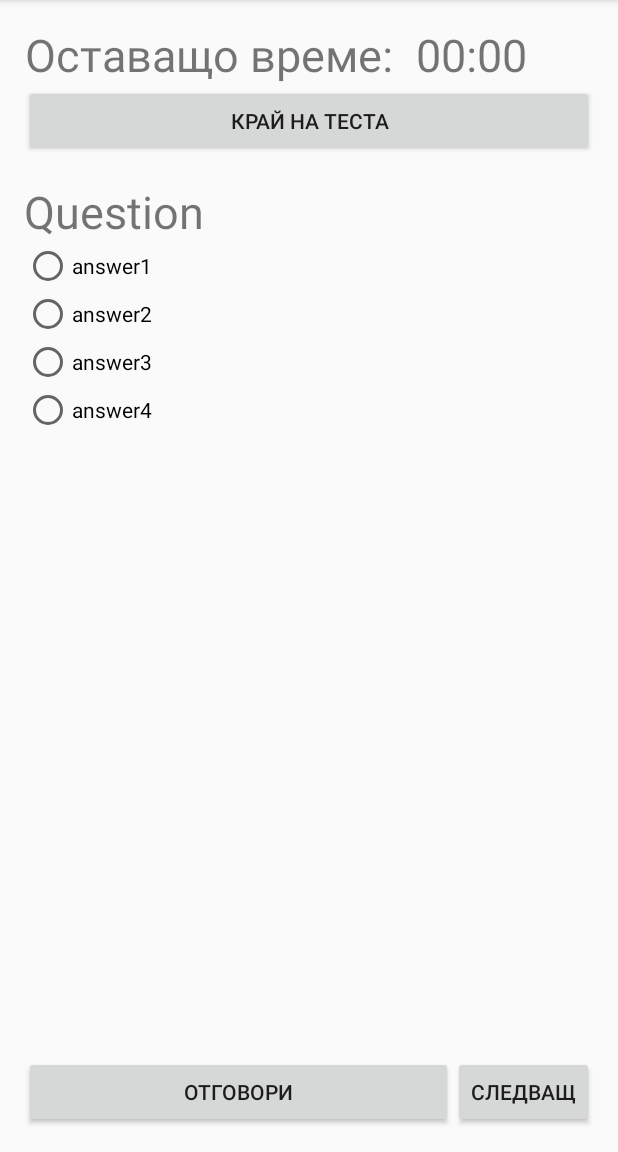
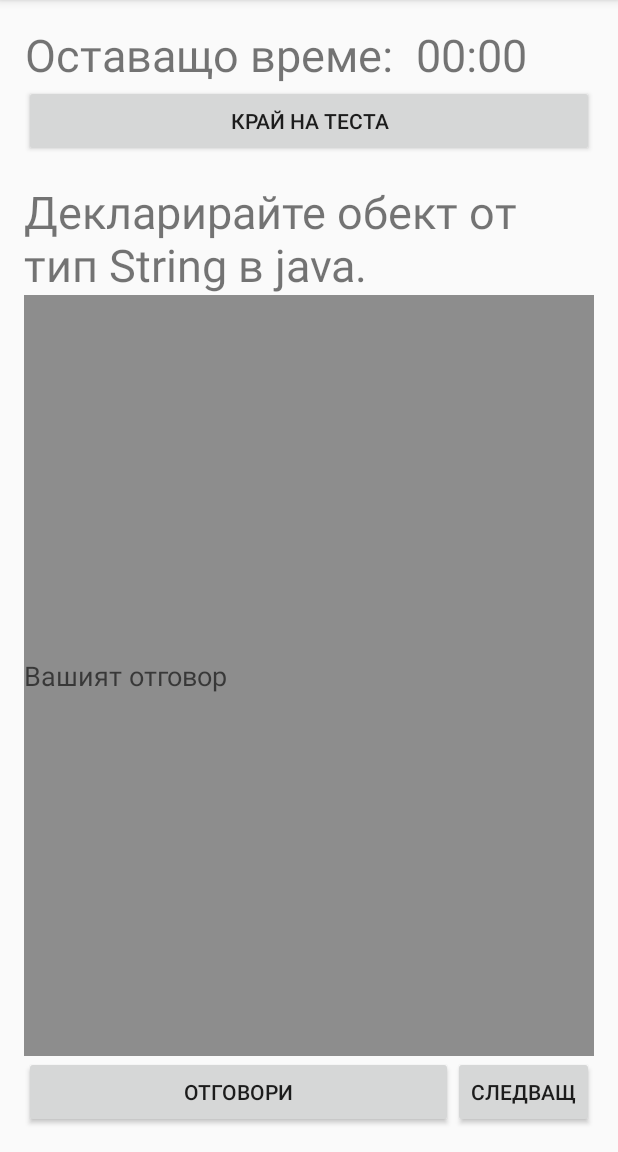
Before and after one commit to Crypto93/PMU, an Android app: the QuestionActivity screen opened directly, with no data from a screen before it, on a phone screen of 412 x 824 dp, the part 84-1236 px from its top. Run offline under Robolectric (Android 15) with nearby library versions, the phone set to English and light mode, and no system bars; 8 statements that could not run were skipped.

Commit message:
some changes

```diff
--- a/app/src/main/java/bg/tu_sofia/pmu/project/testsystem/activities/LogInActivity.java
+++ b/app/src/main/java/bg/tu_sofia/pmu/project/testsystem/activities/LogInActivity.java
@@ -9,6 +9,7 @@ import android.widget.EditText;
 import android.widget.Toast;
 
 import bg.tu_sofia.pmu.project.testsystem.R;
+import bg.tu_sofia.pmu.project.testsystem.persistence.DBHelper;
 import bg.tu_sofia.pmu.project.testsystem.persistence.datasources.UsersDataSource;
 import bg.tu_sofia.pmu.project.testsystem.persistence.model.User;
 import bg.tu_sofia.pmu.project.testsystem.utils.CacheControler;
@@ -29,6 +30,7 @@ public class LogInActivity extends AppCompatActivity {
         super.onCreate(savedInstanceState);
         setContentView(R.layout.activity_log_in);
 
+        DBHelper.getInstance(LogInActivity.this).populateDB();
         init();
 
     }
--- a/app/src/main/java/bg/tu_sofia/pmu/project/testsystem/activities/QuestionActivity.java
+++ b/app/src/main/java/bg/tu_sofia/pmu/project/testsystem/activities/QuestionActivity.java
@@ -18,6 +18,7 @@ import java.util.LinkedList;
 import java.util.concurrent.TimeUnit;
 
 import bg.tu_sofia.pmu.project.testsystem.R;
+import bg.tu_sofia.pmu.project.testsystem.persistence.datasources.QuestionsDataSource;
 import bg.tu_sofia.pmu.project.testsystem.persistence.model.Question;
 import bg.tu_sofia.pmu.project.testsystem.utils.Test;
 import bg.tu_sofia.pmu.project.testsystem.utils.TestBuilder;
@@ -50,6 +51,9 @@ public class QuestionActivity extends AppCompatActivity {
     protected void onCreate(Bundle savedInstanceState) {
         super.onCreate(savedInstanceState);
         setContentView(R.layout.activity_question);
+
+        QuestionsDataSource qds = new QuestionsDataSource(this);
+        qds.populateQuestions();
 
         init();
 
--- a/app/src/main/java/bg/tu_sofia/pmu/project/testsystem/activities/StudentActivity.java
+++ b/app/src/main/java/bg/tu_sofia/pmu/project/testsystem/activities/StudentActivity.java
@@ -21,6 +21,9 @@ public class StudentActivity extends AppCompatActivity {
     protected void onCreate(Bundle savedInstanceState) {
         super.onCreate(savedInstanceState);
         setContentView(R.layout.activity_student);
+
+        CategoriesDataSource cds = new CategoriesDataSource(this);
+        cds.populateCategories();
 
         init();
     }
--- a/app/src/main/java/bg/tu_sofia/pmu/project/testsystem/persistence/DBConstants.java
+++ b/app/src/main/java/bg/tu_sofia/pmu/project/testsystem/persistence/DBConstants.java
@@ -113,6 +113,9 @@ public interface DBConstants {
             " FROM " + RESULTS_TABLE +
             " WHERE " + RESULT_USER_ID + "=?";
 
+    // Testing purposes
+    public static String INSER_QUESTIONS = "INSERT INTO QUESTIONS VALUES(?, ?, ?, ?, ?, ?, ?, ?)";
+
 
 
 
--- a/app/src/main/java/bg/tu_sofia/pmu/project/testsystem/persistence/DBHelper.java
+++ b/app/src/main/java/bg/tu_sofia/pmu/project/testsystem/persistence/DBHelper.java
@@ -4,6 +4,9 @@ import android.content.Context;
 import android.database.sqlite.SQLiteDatabase;
 import android.database.sqlite.SQLiteOpenHelper;
 import android.util.Log;
+
+import bg.tu_sofia.pmu.project.testsystem.persistence.datasources.UsersDataSource;
+import bg.tu_sofia.pmu.project.testsystem.persistence.model.User;
 
 /**
  * Created by Stefan Chuklev on 12.6.2016 г..
@@ -15,6 +18,8 @@ public class DBHelper extends SQLiteOpenHelper implements DBConstants {
     private SQLiteDatabase readableDB = null;
     private SQLiteDatabase writableDB = null;
 
+    private Context ctx;
+
     public synchronized static DBHelper getInstance(Context ctx) {
         if (instance == null) {
             instance = new DBHelper(ctx);
@@ -24,6 +29,7 @@ public class DBHelper extends SQLiteOpenHelper implements DBConstants {
 
     private DBHelper(Context context) {
         super(context, DATABASE_NAME, null, DATABASE_VERSION);
+        ctx = context;
         readableDB = getReadableDatabase();
         writableDB = getWritableDatabase();
     }
@@ -34,29 +40,6 @@ public class DBHelper extends SQLiteOpenHelper implements DBConstants {
         db.execSQL(CREATE_RESULTS_TABLE);
         db.execSQL(CREATE_QUESTIONS_TABLE);
         db.execSQL(CREATE_CATEGORIES_TABLE);
-        db.execSQL("INSERT INTO \"QUESTIONS\" VALUES (\"1\",\"Коя е столицата на България?\",\"0\",\"2\",\"София\",\"Отава\",\"Москва\",\"Панагюрище\");" +
-                "INSERT INTO \"QUESTIONS\" VALUES (\"2\",\"Коя е столицата на Канада?\",\"0\",\"2\",\"Отава\",\"Минск\",\"Вашингтон\",\"Торонто\");" +
-                "INSERT INTO \"QUESTIONS\" VALUES (\"3\",\"Коя е столицата на Канада?\",\"0\",\"2\",\"Отава\",\"Минск\",\"Вашингтон\",\"Торонто\");" +
-                "INSERT INTO \"QUESTIONS\" VALUES (\"4\",\"Коя е столицата на Русия?\",\"0\",\"2\",\"Москва\",\"Минск\",\"Санкт Петърбург\",\"Вилнюс\");" +
-                "INSERT INTO \"QUESTIONS\" VALUES (\"5\",\"На кой полуостров е разположена България?\",\"0\",\"2\",\"Балкански\",\"Апенински\",\"Арабски\",\"Пиринейски\");" +
-                "INSERT INTO \"QUESTIONS\" VALUES (\"6\",\"Коя е най-източната точка на България?\",\"0\",\"2\",\"нос Шабла\",\"нос Емине\",\"устието на река Тимок\",\"връх Вейката\");" +
-                "INSERT INTO \"QUESTIONS\" VALUES (\"8\",\"Височината на връх Мусала е?\",\"0\",\"2\",\"2925\",\"2565\",\"3125\",\"2995\");" +
-                "INSERT INTO \"QUESTIONS\" VALUES (\"9\",\"Кой се грижи за непотребните обекти в Java?\",\"0\",\"1\",\"Garbage collector\",\"finalize()\",\"System.cleaner()\",\"free()\");" +
-                "INSERT INTO \"QUESTIONS\" VALUES (\"10\",\"С коя ключова дума се създава нов референтен тип в Java?\",\"0\",\"1\",\"new\",\"create\",\"build\",\"make\");" +
-                "INSERT INTO \"QUESTIONS\" VALUES (\"11\",\"С коя ключова дума се използва за синхронизация в Java?\",\"0\",\"1\",\"synchronized\",\"concurent\",\"singleton\",\"private\");" +
-                "INSERT INTO \"QUESTIONS\" VALUES (\"12\",\"Обяснете понятието Garbage collector в Java.\",\"1\",\"1\",\"\",\"\",\"\",\"\");" +
-                "INSERT INTO \"QUESTIONS\" VALUES (\"13\",\"Декларирайте обект от тип String в java.\",\"1\",\"1\",\"\",\"\",\"\",\"\");" +
-                "INSERT INTO \"QUESTIONS\" VALUES (\"14\",\"Кой интерфейс се използва за сериализиране на обекти?\",\"0\",\"1\",\"Serializabale\",\"Serialise\",\"Serial\",\"ByteBuilder\");" +
-                "INSERT INTO \"QUESTIONS\" VALUES (\"15\",\"С коя ключова дума хвърляме нов Exception в Java?\",\"0\",\"1\",\"throw\",\"throws\",\"catch\",\"try\");" +
-                "INSERT INTO \"QUESTIONS\" VALUES (\"7\",\"Коя е най-северната точка на България?\",\"0\",\"2\",\"устието на река Тимок\",\"устието на река Камчия\",\"устието на река Велека\",\"връх Вейката\");" +
-                "INSERT INTO \"USERS\" VALUES (\"1\",\"s.chuklev@gmai.com\",\"1q2w3e4r\",\"1\");" +
-                "INSERT INTO \"USERS\" VALUES (\"2\",\"atasheva@tu-sofia.bg\",\"123123\",\"1\");" +
-                "INSERT INTO \"USERS\" VALUES (\"3\",\"sudent@test.bg\",\"123123\",\"0\");" +
-                "INSERT INTO \"USERS\" VALUES (\"4\",\"123@\",\"123123\",\"0\");" +
-                "INSERT INTO \"CATEGORIES\" VALUES (\"1\",\"JAVA\");" +
-                "INSERT INTO \"CATEGORIES\" VALUES (\"2\",\"География\");" +
-                "INSERT INTO \"RESULTS\" VALUES (\"1\",\"4\",\"1\",\"4\",\"1\",\"16165616651\");" +
-                "INSERT INTO \"RESULTS\" VALUES (\"2\",\"4\",\"0\",\"2\",\"3\",\"468\");");
     }
 
     @Override
@@ -74,4 +57,28 @@ public class DBHelper extends SQLiteOpenHelper implements DBConstants {
     public SQLiteDatabase getPooledReadableDB() {return readableDB; }
 
     public SQLiteDatabase getPooledWritableDB() { return writableDB; }
+
+
+    // test purpose
+    static boolean isPopulated = false;
+    public void populateDB () {
+        if (!isPopulated) {
+            UsersDataSource uds = new UsersDataSource(ctx);
+            User user = User.createAdminUser("atasheva@tu-sofia.bg", "123123");
+            uds.insertUser(user);
+            user = User.createAdminUser("s.chuklev@gmail.com", "1q2w3e4r");
+            uds.insertUser(user);
+            user = User.createStudentUser("student@test.com", "123123");
+            uds.insertUser(user);
+            user = User.createStudentUser("test@student.com", "1q2w3e4r");
+            uds.insertUser(user);
+            isPopulated = true;
+        }
+
+
+
+
+    }
+
+
 }
--- a/app/src/main/java/bg/tu_sofia/pmu/project/testsystem/persistence/datasources/CategoriesDataSource.java
+++ b/app/src/main/java/bg/tu_sofia/pmu/project/testsystem/persistence/datasources/CategoriesDataSource.java
@@ -19,10 +19,11 @@ public class CategoriesDataSource implements DBConstants {
 
     private SQLiteDatabase readableDB = null;
     private SQLiteDatabase writableDB = null;
-
+    Context context;
     public CategoriesDataSource(Context context) {
         readableDB = DBHelper.getInstance(context).getPooledReadableDB();
         writableDB = DBHelper.getInstance(context).getPooledWritableDB();
+        this.context = context;
     }
 
     @TargetApi(Build.VERSION_CODES.KITKAT)
@@ -65,4 +66,16 @@ public class CategoriesDataSource implements DBConstants {
         return res.getString(res.getColumnIndex(CATEGORY_NAME));
     }
 
+    //test purposes
+    static boolean isPopulated = false;
+    public void populateCategories()
+    {
+        if (!isPopulated) {
+            CategoriesDataSource cds = new CategoriesDataSource(context);
+            cds.insertCategory("JAVA");
+            cds.insertCategory("География");
+            isPopulated= true;
+        }
+    }
+
 }
--- a/app/src/main/java/bg/tu_sofia/pmu/project/testsystem/persistence/datasources/QuestionsDataSource.java
+++ b/app/src/main/java/bg/tu_sofia/pmu/project/testsystem/persistence/datasources/QuestionsDataSource.java
@@ -47,6 +47,7 @@ public class QuestionsDataSource implements DBConstants {
         String[] params = new String[]{category};
         Cursor res = readableDB.rawQuery(SELECT_CAT_ID_BY_NAME, params);
 
+        res.moveToNext();
         return res.getInt(res.getColumnIndex(CATEGORY_ID));
     }
 
@@ -120,5 +121,31 @@ public class QuestionsDataSource implements DBConstants {
             return true;
     }
 
+    //test purposes
+    static boolean isPopulated = false;
+    public void populateQuestions() {
+        if (!isPopulated) {
+            addOpenQuestion("Декларирайте обект от тип String в java.", "JAVA");
+            addOpenQuestion("Обяснете понятието Garbage collector в Java.", "JAVA");
+            addClosedQuestion("Кой интерфейс се използва за сериализиране на обекти?", "Serializable", "Serial", "Comparable", "Byteable", "JAVA");
+            addClosedQuestion("Кой интерфейс се използва за сериализиране на обекти?", "Serializable", "Serial", "Comparable", "Byteable", "JAVA");
+            addClosedQuestion("С коя ключова дума хвърляме нов Exception в Java?", "throw", "thrown", "Throwable", "throws", "JAVA");
+            addClosedQuestion("Kоя ключова дума се използва за синхронизация в Java?", "synchronized", "private", "concurent", "singleton", "JAVA");
+            addClosedQuestion("Кой се грижи за непотребните обекти в Java?", "Garbage collector", "finalize()", "System.cleaner()", "free()", "JAVA");
+            addClosedQuestion("С коя ключова дума се създава нов референтен тип в Java?", "new", "create", "build", "make", "JAVA");
+
+            addClosedQuestion("Коя е столицата на Канада?", "Отава", "Торонто", "Вашингтон", "София", "География");
+            addClosedQuestion("Коя е столицата на Русия?", "Москва", "Минск", "Вашингтон", "София", "География");
+            addClosedQuestion("Коя е столицата на България?", "София", "Торонто", "Лондон", "Пловдив", "География");
+            addClosedQuestion("Коя е столицата на Аглия?", "Лондон", "Торонто", "Париж", "София", "География");
+            addClosedQuestion("На кой полуостров е разположена България?", "Балкански", "Арабски", "Пиринейски", "Апенински", "География");
+            addClosedQuestion("Коя е най-източната точка на България?", "нос Шабла", "нос Емине", "устието на река Тимок", "връх Вейката", "География");
+            addOpenQuestion("Колко е висок връх Мусала?", "География");
+            isPopulated = true;
+        }
+
+
+    }
+
 
 }
```
Also changed, not shown: app/src/main/java/bg/tu_sofia/pmu/project/testsystem/activities/ResultsListActivity.java (+6 -3 lines), app/src/main/java/bg/tu_sofia/pmu/project/testsystem/persistence/datasources/ResultsDataSource.java (+18 -0 lines), app/src/main/assets/TestSystemDB.db (added).
